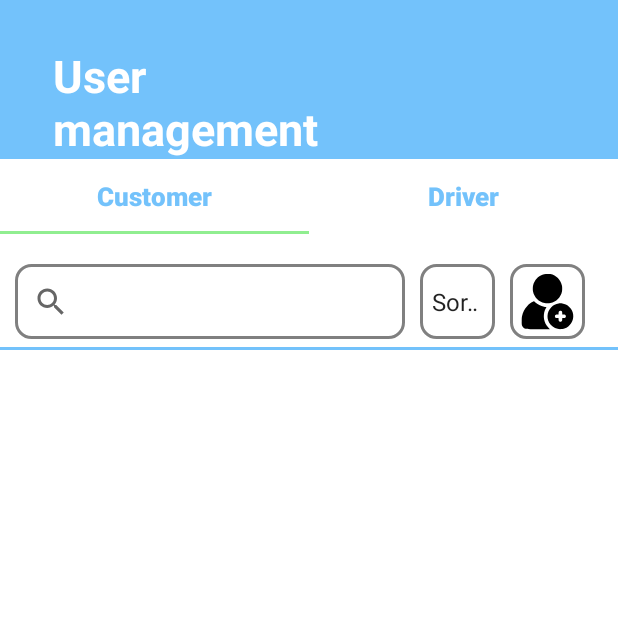
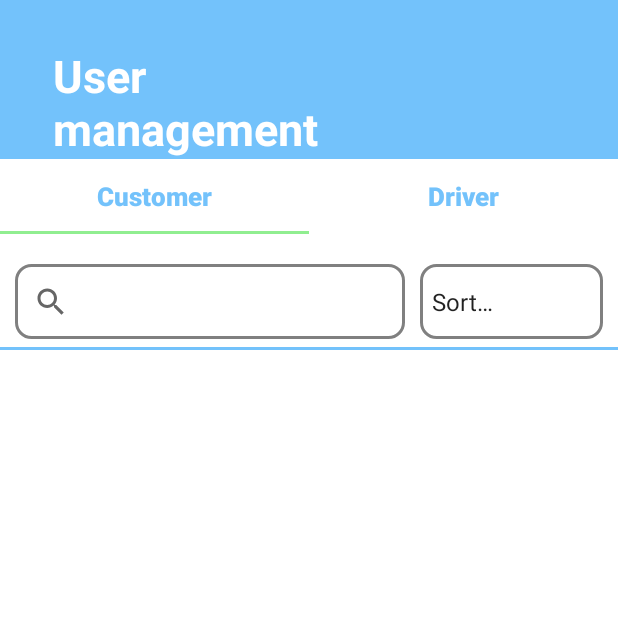
Before and after one commit to PhucTranS3924715/COSC2657-Assignment3, an Android app: the screen it shows after launch (AdminMainActivity), on a phone screen of 412 x 824 dp, the top half of it. Run offline under Robolectric (Android 15) with nearby library versions, the phone set to English and light mode, and no system bars; our stand-ins replace Firebase (no records; nobody signed in at launch, a user with empty details on screens opened directly).

Commit message:
Update launcher for customer and driver list fragment. Fix error in good rating xml file

```diff
--- a/app/src/main/java/com/example/assignment3/CustomerListFragment.java
+++ b/app/src/main/java/com/example/assignment3/CustomerListFragment.java
@@ -35,7 +35,6 @@ public class CustomerListFragment extends Fragment {
     private UserListAdapter adapter;
     private SearchView searchView;
     private Spinner sortSpinner;
-    private ImageView addUserButton;
 
     private static final String ARG_PARAM1 = "param1";
     private static final String ARG_PARAM2 = "param2";
@@ -70,7 +69,6 @@ public class CustomerListFragment extends Fragment {
         customerList = view.findViewById(R.id.customerList);
         searchView = view.findViewById(R.id.searchView);
         sortSpinner = view.findViewById(R.id.sortSpinner);
-        addUserButton = view.findViewById(R.id.addUserButton);
 
         // Create activity launcher
         ActivityResultLauncher<Intent> launcher = registerForActivityResult(
@@ -93,7 +91,9 @@ public class CustomerListFragment extends Fragment {
         // Implement on click listener for item in the list
         customerList.setOnItemClickListener(((parent, view1, position, id) -> {
             Customer customer = (Customer) parent.getItemAtPosition(position);
-            // TODO: Create activity to view user's details
+            Intent intent = new Intent(view.getContext(), ViewCustomerDetailActivity.class);
+            intent.putExtra("customer", customer);
+            launcher.launch(intent);
         }));
 
         // Implement search view
--- a/app/src/main/java/com/example/assignment3/ViewCustomerDetailActivity.java
+++ b/app/src/main/java/com/example/assignment3/ViewCustomerDetailActivity.java
@@ -35,7 +35,7 @@ public class ViewCustomerDetailActivity extends AppCompatActivity {
         emailText.setText(customer.getEmail());
         addressText.setText(customer.getAddress());
         gender.setText(customer.getGender());
-        rewardPointText.setText(customer.getRewardPoint());
+        rewardPointText.setText(String.valueOf(customer.getRewardPoint()));
 
         ImageView backButton = binding.backButton;
         backButton.setOnClickListener(v -> finish());
--- a/app/src/main/res/layout/activity_good_rating.xml
+++ b/app/src/main/res/layout/activity_good_rating.xml
@@ -146,8 +146,7 @@
         app:layout_constraintHorizontal_bias="0.338"
         app:layout_constraintStart_toStartOf="@+id/view"
         app:layout_constraintTop_toBottomOf="@+id/textView"
-        app:layout_constraintVertical_bias="0.491"
-        app:layout_marginEnd="8dp" />
+        app:layout_constraintVertical_bias="0.491" />
 
     <Button
         android:id="@+id/circularButton2"
--- a/app/src/main/res/layout/activity_view_customer_detail.xml
+++ b/app/src/main/res/layout/activity_view_customer_detail.xml
@@ -11,7 +11,7 @@
         android:id="@+id/backButton"
         android:layout_width="40dp"
         android:layout_height="40dp"
-        android:layout_marginStart="44dp"
+        android:layout_marginStart="20dp"
         android:layout_marginTop="20dp"
         app:layout_constraintStart_toStartOf="parent"
         app:layout_constraintTop_toTopOf="parent"
--- a/app/src/main/res/layout/activity_view_driver_detail.xml
+++ b/app/src/main/res/layout/activity_view_driver_detail.xml
@@ -15,7 +15,7 @@
             android:id="@+id/backButton"
             android:layout_width="40dp"
             android:layout_height="40dp"
-            android:layout_marginStart="30dp"
+            android:layout_marginStart="20dp"
             android:layout_marginTop="20dp"
             app:layout_constraintStart_toStartOf="parent"
             app:layout_constraintTop_toTopOf="parent"
--- a/app/src/main/res/layout/fragment_customer_list.xml
+++ b/app/src/main/res/layout/fragment_customer_list.xml
@@ -22,24 +22,15 @@
 
         <Spinner
             android:id="@+id/sortSpinner"
-            android:layout_width="50dp"
+            android:layout_width="0dp"
             android:layout_height="50dp"
             android:layout_marginStart="10dp"
+            android:layout_marginEnd="10dp"
             android:layout_marginTop="20dp"
             android:background="@drawable/custom_edit_text"
-            android:layout_toEndOf="@id/searchView"/>
-
-        <ImageView
-            android:id="@+id/addUserButton"
-            android:layout_width="50dp"
-            android:layout_height="50dp"
-            android:layout_marginStart="10dp"
-            android:layout_marginTop="20dp"
-            android:layout_marginEnd="10dp"
-            android:background="@drawable/custom_edit_text"
-            android:padding="5dp"
-            app:srcCompat="@drawable/add_user_icon"
-            android:layout_toEndOf="@id/sortSpinner"/>
+            android:layout_alignParentTop="true"
+            android:layout_toEndOf="@id/searchView"
+            android:layout_alignParentEnd="true"/>
 
         <View
             android:layout_width="match_parent"
```
Also changed, not shown: app/src/main/java/com/example/assignment3/DriverListFragment.java (+10 -1 lines), app/src/main/res/drawable/filter.xml (added, +10 -0 lines), app/src/main/res/layout/fragment_driver_list.xml (+4 -3 lines), app/src/main/res/drawable/filter_icon.png (deleted).
